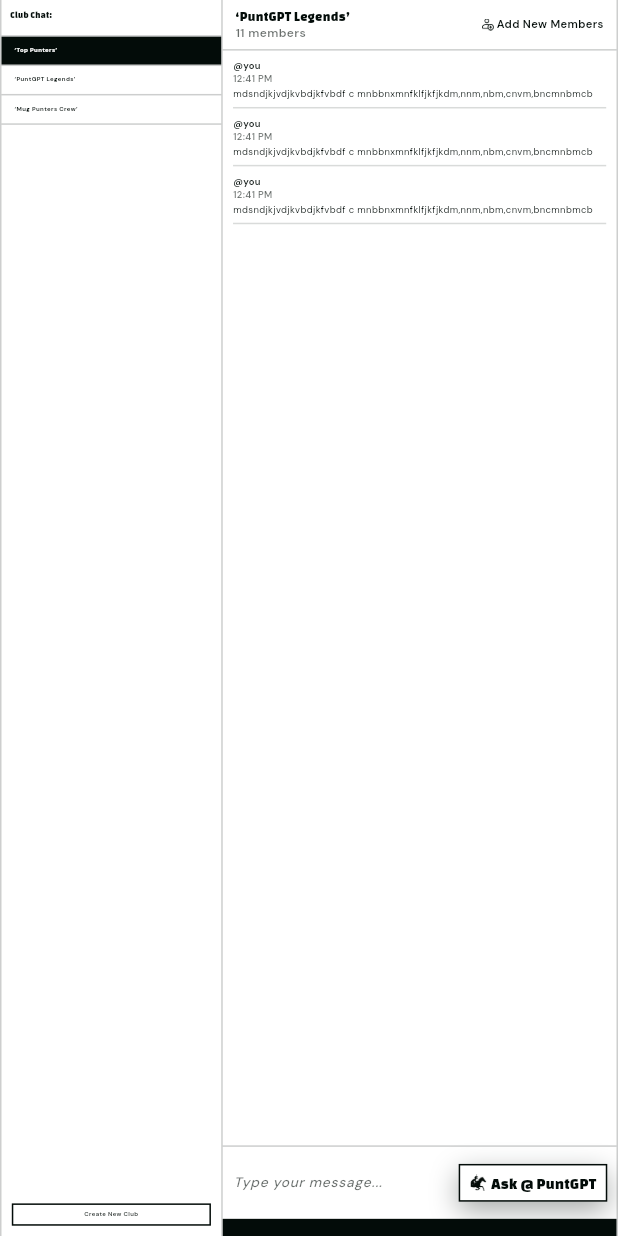
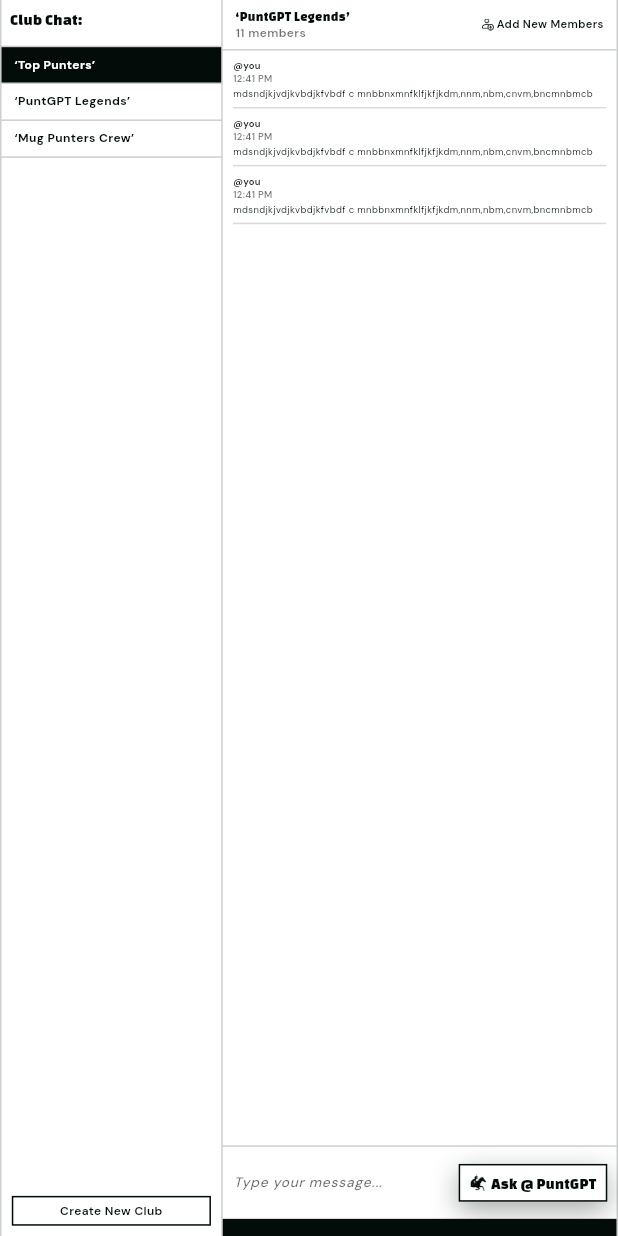
Before and after one commit to debuggerdev24/puntgpt_nick, a Flutter app: the PunterClubScreenWebScreen screen opened directly, on a phone screen of 412 x 824 dp. Run offline on Flutter 3.47's test engine with Material 3 defaults, Android fonts, the phone set to English and light mode, and no system bars; drawn by our look-alikes of toastification; our stand-ins replace animate_do, connectivity_plus, dartz, dio, flutter_animate, flutter_screenutil and 6 more; missing offline and left inert: modal_side_sheet; accounts and stored records are empty; project files that could hold a hidden picture were left out.

Commit message:
5th January

```diff
--- a/lib/screens/account/web/manage_subscription_section_web.dart
+++ b/lib/screens/account/web/manage_subscription_section_web.dart
@@ -17,7 +17,7 @@ class ManageSubscriptionSectionWeb extends StatelessWidget {
   @override
   Widget build(BuildContext context) {
     final fourteenResponsive = context.isDesktop ? 14.sp : 22.sp;
-    double subscriptionBoxWidth = context.isDesktop ? 340.w : 510.w;
+    // double subscriptionBoxWidth = context.isDesktop ? 340.w : 510.w;
 
     return Consumer<AccountProvider>(
       builder: (context, provider, child) {
--- a/lib/screens/account/web/selected_plan_section_web.dart
+++ b/lib/screens/account/web/selected_plan_section_web.dart
@@ -18,7 +18,6 @@ class SelectedPlanSectionWeb extends StatelessWidget {
 
   @override
   Widget build(BuildContext context) {
-    final fourteenResponsive = context.isDesktop ? 14.sp : 22.sp;
     double subscriptionBoxWidth = context.isDesktop ? 340.w : 510.w;
 
     return Consumer<AccountProvider>(
--- a/lib/screens/auth/screens/mobile/sign_up_screen.dart
+++ b/lib/screens/auth/screens/mobile/sign_up_screen.dart
@@ -45,7 +45,7 @@ class SignUpScreen extends StatelessWidget {
                       12.h.verticalSpace,
                       //todo bottom section
                       SizedBox(
-                        width: Responsive.isMobileBrowser(context)
+                        width: context.isMobileView
                             ? double.maxFinite
                             : context.screenWidth * 0.8.flexClamp(null, 800),
                         child: AppCheckBox(
--- a/lib/screens/onboarding/mobile/age_confirmation_screen.dart
+++ b/lib/screens/onboarding/mobile/age_confirmation_screen.dart
@@ -40,7 +40,7 @@ class AgeConfirmationScreen extends StatelessWidget {
           ),
         ),
       ),
-      bottomNavigationBar: Responsive.isMobileBrowser(context)
+      bottomNavigationBar: context.isMobileView
           ? Padding(
               padding: EdgeInsets.fromLTRB(
                 25,
--- a/lib/screens/punt_gpt_club/web/punter_club_screen_web.dart
+++ b/lib/screens/punt_gpt_club/web/punter_club_screen_web.dart
@@ -1,4 +1,3 @@
-import 'package:flutter/foundation.dart';
 import 'package:flutter/material.dart';
 import 'package:flutter_screenutil/flutter_screenutil.dart';
 import 'package:provider/provider.dart';
@@ -27,28 +26,28 @@ class PunterClubScreenWebScreen extends StatelessWidget {
         ? 20.sp
         : context.isTablet
         ? 28.sp
-        : (kIsWeb)
+        : (context.isBrowserMobile)
         ? 36.sp
         : 20.sp;
-    final sixteenResponsive = context.isDesktop
-        ? 16.sp
-        : context.isTablet
-        ? 24.sp
-        : (kIsWeb)
-        ? 32.sp
-        : 16.sp;
-    final twelveResponsive = context.isDesktop
-        ? 12.sp
-        : context.isTablet
-        ? 20.sp
-        : (kIsWeb)
-        ? 28.sp
-        : 12.sp;
+    // final sixteenResponsive = context.isDesktop
+    //     ? 16.sp
+    //     : context.isTablet
+    //     ? 24.sp
+    //     : (context.isBrowserMobile)
+    //     ? 32.sp
+    //     : 16.sp;
+    // final twelveResponsive = context.isDesktop
+    //     ? 12.sp
+    //     : context.isTablet
+    //     ? 20.sp
+    //     : (kIsWeb)
+    //     ? 28.sp
+    //     : 12.sp;
     final fourteenResponsive = context.isDesktop
         ? 14.sp
         : context.isTablet
         ? 20.sp
-        : (kIsWeb)
+        : (context.isBrowserMobile)
         ? 28.sp
         : 14.sp;
     return Scaffold(
--- a/lib/service/subscription/subscription_service.dart
+++ b/lib/service/subscription/subscription_service.dart
@@ -44,7 +44,6 @@ class SubscriptionService {
 
     _purchaseSub = _iap.purchaseStream.listen(
       (purchases) => _handlePurchases(purchases, provider),
-
       onError: (e) => Logger.error("Error inside the listener ${e.toString()}"),
     );
   }
```
Also changed, not shown: lib/screens/home/mobile/selected_race_screen.dart (+14 -35 lines), lib/screens/home/mobile/widgets/race_table.dart (+20 -51 lines), lib/screens/home/web/selected_race_screen_web.dart (+24 -24 lines), lib/screens/home/web/widgets/search_section_web.dart (+36 -39 lines).
